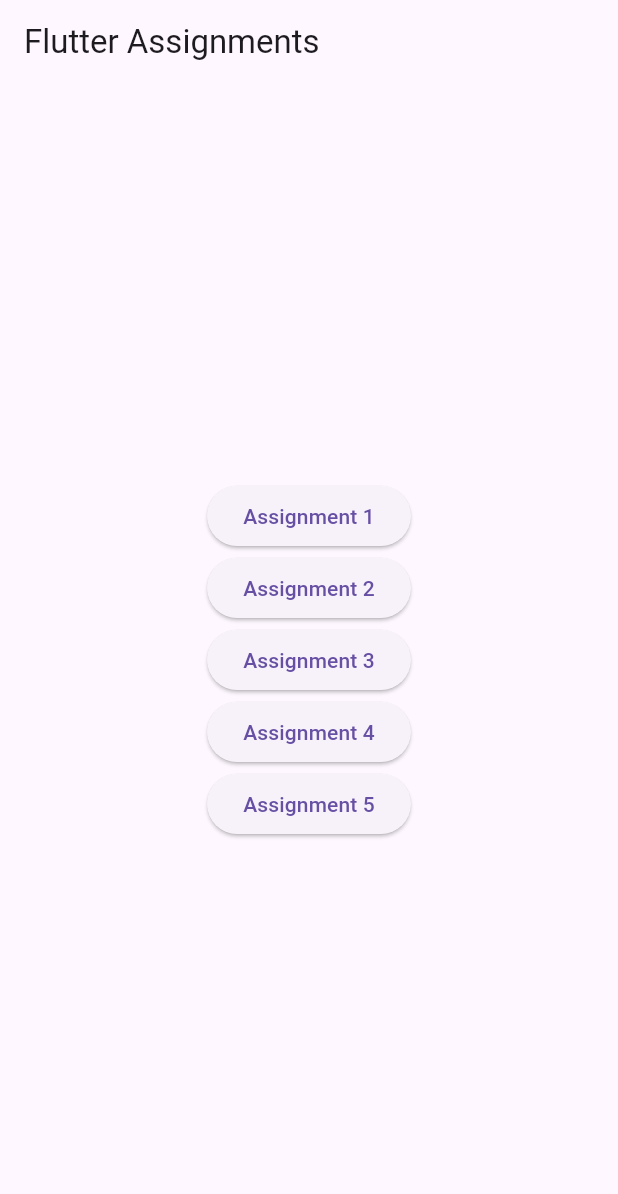
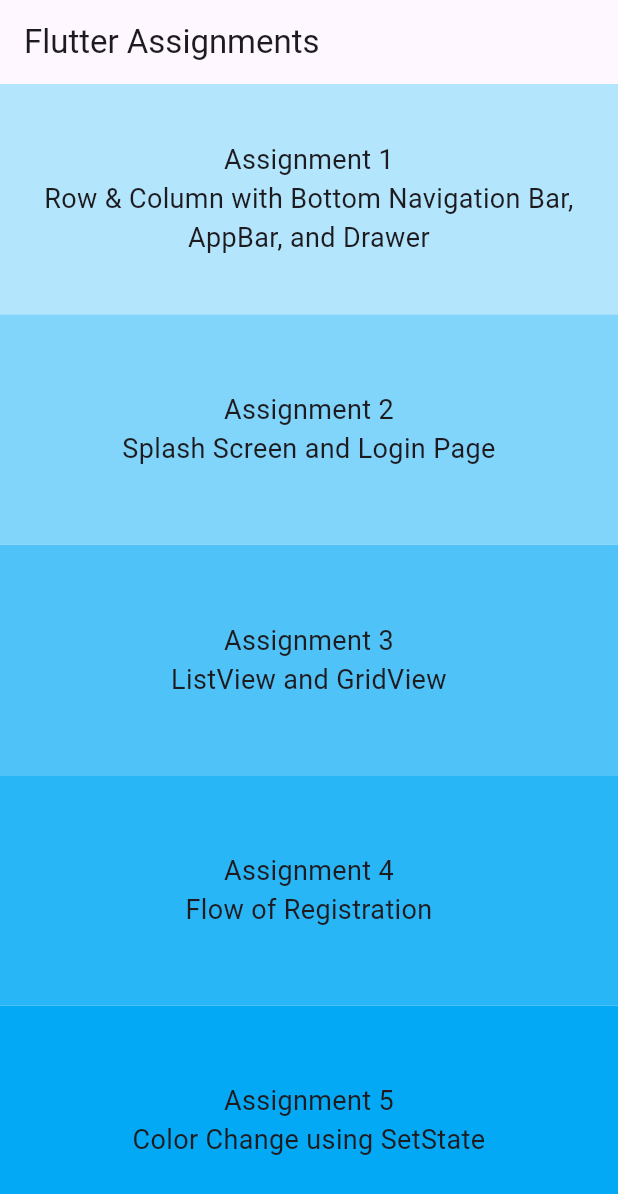
Before and after one commit to anshika9946/Assignment-1, a Flutter app: the screen it shows after launch, on a phone screen of 412 x 824 dp. Shown: the top 1194 px of the screen. Run offline on Flutter 3.47's test engine with Material 3 defaults, Android fonts, the phone set to English and light mode, and no system bars.

Commit message:
updated home UI

```diff
--- a/lib/main.dart
+++ b/lib/main.dart
@@ -33,57 +33,109 @@ class MainPage extends StatelessWidget {
       appBar: AppBar(
         title: const Text('Flutter Assignments'),
       ),
-      body: Center(
-        child: Column(
-          mainAxisAlignment: MainAxisAlignment.center,
-          children: [
-            ElevatedButton(
-              onPressed: () {
+      body: Column(
+        children: [
+          Expanded(
+            child: InkWell(
+              onTap: () {
                 Navigator.push(
                   context,
                   MaterialPageRoute(builder: (context) => const Assignment1()),
                 );
               },
-              child: const Text('Assignment 1'),
+              child: Container(
+                color: Colors.lightBlue[100],
+                child: const Center(
+                  child: Text(
+                    'Assignment 1\nRow & Column with Bottom Navigation Bar, AppBar, and Drawer',
+                    textAlign: TextAlign.center,
+                    style: TextStyle(fontSize: 18),
+                  ),
+                ),
+              ),
             ),
-            ElevatedButton(
-              onPressed: () {
+          ),
+          Expanded(
+            child: InkWell(
+              onTap: () {
                 Navigator.push(
                   context,
                   MaterialPageRoute(builder: (context) => const Assignment2()),
                 );
               },
-              child: const Text('Assignment 2'),
+              child: Container(
+                color: Colors.lightBlue[200],
+                child: const Center(
+                  child: Text(
+                    'Assignment 2\nSplash Screen and Login Page',
+                    textAlign: TextAlign.center,
+                    style: TextStyle(fontSize: 18),
+                  ),
+                ),
+              ),
             ),
-            ElevatedButton(
-              onPressed: () {
+          ),
+          Expanded(
+            child: InkWell(
+              onTap: () {
                 Navigator.push(
                   context,
                   MaterialPageRoute(builder: (context) => const Assignment3()),
                 );
               },
-              child: const Text('Assignment 3'),
+              child: Container(
+                color: Colors.lightBlue[300],
+                child: const Center(
+                  child: Text(
+                    'Assignment 3\nListView and GridView',
+                    textAlign: TextAlign.center,
+                    style: TextStyle(fontSize: 18),
+                  ),
+                ),
+              ),
             ),
-            ElevatedButton(
-              onPressed: () {
+          ),
+          Expanded(
+            child: InkWell(
+              onTap: () {
                 Navigator.push(
                   context,
                   MaterialPageRoute(builder: (context) => const Assignment4()),
                 );
               },
-              child: const Text('Assignment 4'),
+              child: Container(
+                color: Colors.lightBlue[400],
+                child: const Center(
+                  child: Text(
+                    'Assignment 4\nFlow of Registration',
+                    textAlign: TextAlign.center,
+                    style: TextStyle(fontSize: 18),
+                  ),
+                ),
+              ),
             ),
-            ElevatedButton(
-              onPressed: () {
+          ),
+          Expanded(
+            child: InkWell(
+              onTap: () {
                 Navigator.push(
                   context,
                   MaterialPageRoute(builder: (context) => const Assignment5()),
                 );
               },
-              child: const Text('Assignment 5'),
+              child: Container(
+                color: Colors.lightBlue[500],
+                child: const Center(
+                  child: Text(
+                    'Assignment 5\nColor Change using SetState',
+                    textAlign: TextAlign.center,
+                    style: TextStyle(fontSize: 18),
+                  ),
+                ),
+              ),
             ),
-          ],
-        ),
+          ),
+        ],
       ),
     );
   }
```
